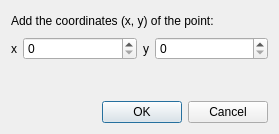
Before: the Qt Designer form ui/addPointDialog.ui in vvc-git/computacao-grafica, drawn with Qt 5.
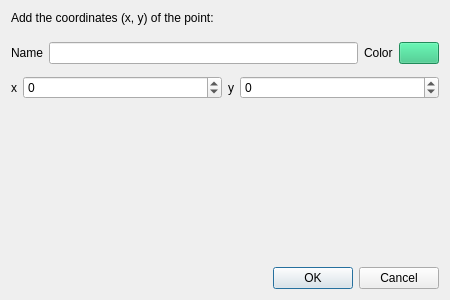
After: the same form once the commit is applied.

```diff
--- a/ui/addPointDialog.ui
+++ b/ui/addPointDialog.ui
@@ -6,14 +6,32 @@
    <rect>
     <x>0</x>
     <y>0</y>
-    <width>279</width>
-    <height>134</height>
+    <width>450</width>
+    <height>300</height>
    </rect>
   </property>
+  <property name="sizePolicy">
+   <sizepolicy hsizetype="Fixed" vsizetype="Fixed">
+    <horstretch>0</horstretch>
+    <verstretch>0</verstretch>
+   </sizepolicy>
+  </property>
+  <property name="minimumSize">
+   <size>
+    <width>450</width>
+    <height>300</height>
+   </size>
+  </property>
+  <property name="maximumSize">
+   <size>
+    <width>450</width>
+    <height>300</height>
+   </size>
+  </property>
   <property name="windowTitle">
    <string>Point</string>
   </property>
-  <layout class="QVBoxLayout" name="verticalLayout" stretch="0,0,0">
+  <layout class="QVBoxLayout" name="verticalLayout" stretch="0,0,0,100,0">
    <item>
     <widget class="QLabel" name="messageLabel">
      <property name="text">
@@ -21,16 +39,50 @@
      </property>
     </widget>
    </item>
+   <item>
+    <layout class="QHBoxLayout" name="infoHorizontalLayout">
+     <property name="topMargin">
+      <number>11</number>
+     </property>
+     <item>
+      <widget class="QLabel" name="nameLabel">
+       <property name="text">
+        <string>Name</string>
+       </property>
+      </widget>
+     </item>
+     <item>
+      <widget class="QLineEdit" name="nameLineEdit"/>
+     </item>
+     <item>
+      <widget class="QLabel" name="colorLabel">
+       <property name="text">
+        <string>Color</string>
+       </property>
+      </widget>
+     </item>
+     <item>
+      <widget class="QPushButton" name="colorButton">
+       <property name="styleSheet">
+        <string notr="true">background-color: rgb(46, 194, 126);</string>
+       </property>
+       <property name="text">
+        <string/>
+       </property>
+      </widget>
+     </item>
+    </layout>
+   </item>
    <item>
     <layout class="QHBoxLayout" name="addPointHorizontalLayout" stretch="0,100,0,100">
      <property name="topMargin">
-      <number>0</number>
+      <number>6</number>
      </property>
      <property name="rightMargin">
       <number>0</number>
      </property>
      <property name="bottomMargin">
-      <number>35</number>
+      <number>0</number>
      </property>
      <item>
       <widget class="QLabel" name="xLabel">
@@ -44,8 +96,11 @@
      </item>
      <item>
       <widget class="QSpinBox" name="xSpinBox">
+       <property name="minimum">
+        <number>-1000</number>
+       </property>
        <property name="maximum">
-        <number>99999</number>
+        <number>1000</number>
        </property>
       </widget>
      </item>
@@ -61,13 +116,26 @@
      </item>
      <item>
       <widget class="QSpinBox" name="ySpinBox">
+       <property name="minimum">
+        <number>-1000</number>
+       </property>
        <property name="maximum">
-        <number>99999</number>
+        <number>1000</number>
        </property>
       </widget>
      </item>
     </layout>
    </item>
+   <item>
+    <widget class="QWidget" name="widget" native="true">
+     <property name="minimumSize">
+      <size>
+       <width>0</width>
+       <height>100</height>
+      </size>
+     </property>
+    </widget>
+   </item>
    <item>
     <widget class="QDialogButtonBox" name="buttonBox">
      <property name="orientation">
```
Left out of the diff: 3 changed lines with no effect on the pictures.
